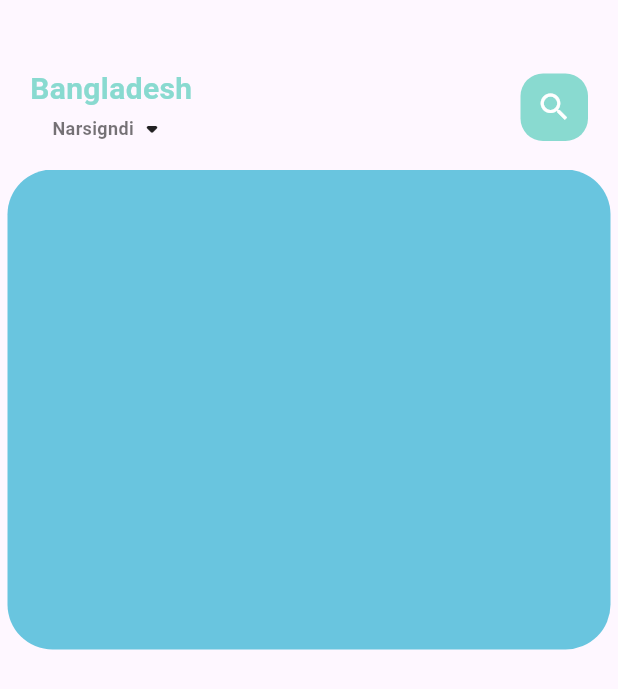
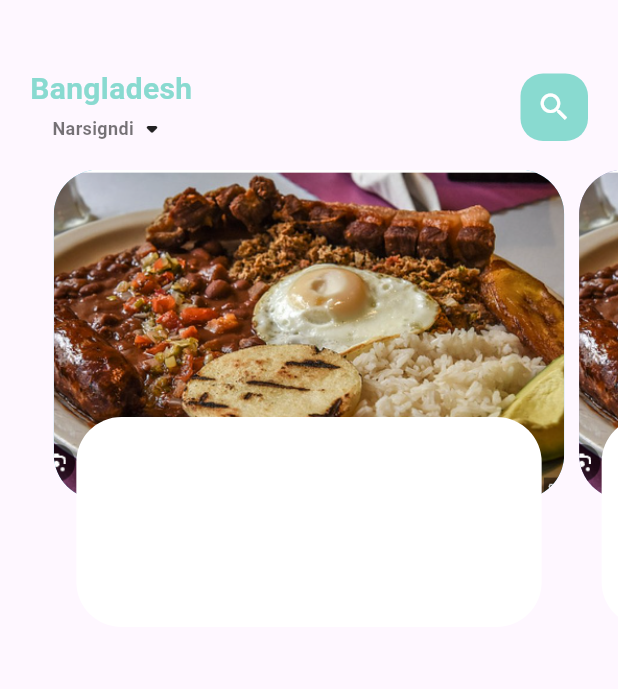
Before and after one commit to Lorena2387/app_e_comerce, a Flutter app: the screen it shows after launch, on a phone screen of 412 x 824 dp. Shown: the top 689 px of the screen. Run offline on Flutter 3.47's test engine with Material 2 defaults, Android fonts, the phone set to English and light mode, and no system bars.

Commit message:
implement image of plates of food and a container on top

```diff
--- a/lib/home/food_page_body.dart
+++ b/lib/home/food_page_body.dart
@@ -8,11 +8,13 @@ class FoodPageBody extends StatefulWidget {
 }
 
 class _FoodPageBodyState extends State<FoodPageBody> {
+  PageController pageController = PageController(viewportFraction: 0.85);
   @override
   Widget build(BuildContext context) {
     return Container(
       height: 320,
       child: PageView.builder(
+          controller: pageController,
           itemCount: 5,
           itemBuilder: (context, position) {
             return _buildPageItem(position);
@@ -21,13 +23,32 @@ class _FoodPageBodyState extends State<FoodPageBody> {
   }
 
   Widget _buildPageItem(int index) {
-    return Container(
-      height: 220,
-      margin: EdgeInsets.only(left: 5, right: 5),
-      decoration: BoxDecoration(
-        borderRadius: BorderRadius.circular(30),
-        color: Color(0xFF69c5df),
-      ),
+    return Stack(
+      children: [
+        Container(
+          height: 220,
+          margin: EdgeInsets.only(left: 5, right: 5),
+          decoration: BoxDecoration(
+            borderRadius: BorderRadius.circular(30),
+            color: index.isEven ? Color(0xFF69c5df) : Color(0xFF9294cc),
+            image: DecorationImage(
+              fit: BoxFit.cover,
+              image: AssetImage("asset/images/food1.png"),
+            ),
+          ),
+        ),
+        Align(
+          alignment: Alignment.bottomCenter,
+          child: Container(
+            height: 140,
+            margin: EdgeInsets.only(left: 20, right: 20, bottom: 15),
+            decoration: BoxDecoration(
+              borderRadius: BorderRadius.circular(30),
+              color: Colors.white,
+            ),
+          ),
+        ),
+      ],
     );
   }
 }
--- a/pubspec.yaml
+++ b/pubspec.yaml
@@ -59,8 +59,8 @@ flutter:
   uses-material-design: true
 
   # To add assets to your application, add an assets section, like this:
-  # assets:
-  #   - images/a_dot_burr.jpeg
+  assets:
+    - asset/images/
   #   - images/a_dot_ham.jpeg
 
   # An image asset can refer to one or more resolution-specific "variants", see
```
Also changed, not shown: asset/images/food1.png (added).
